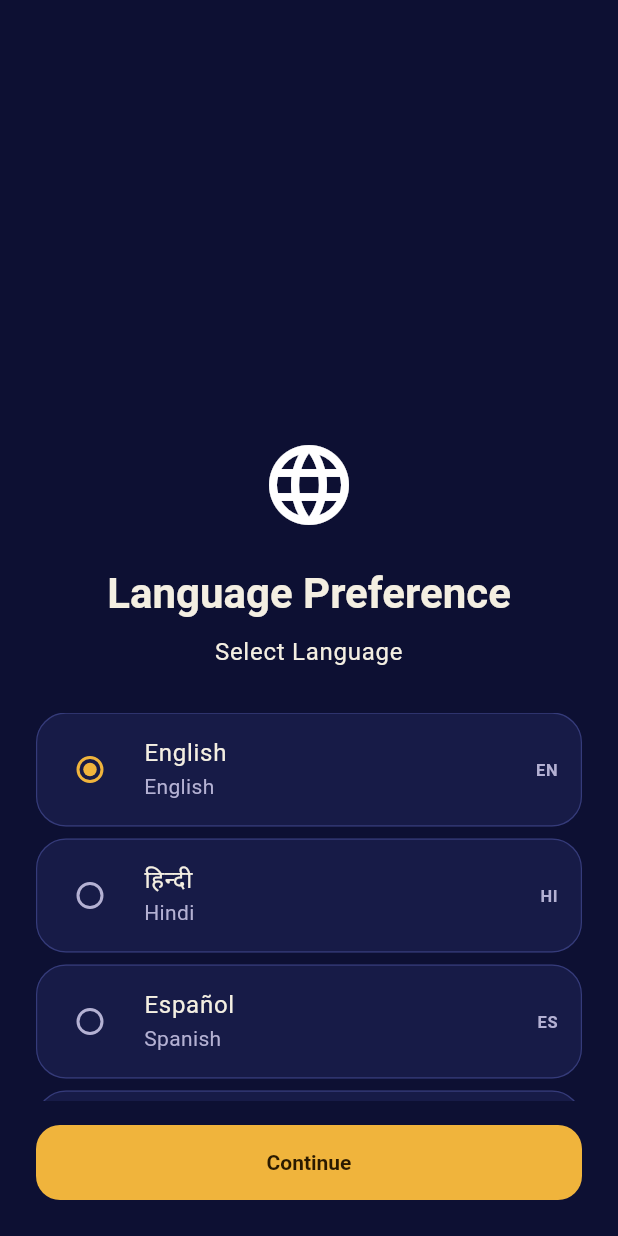
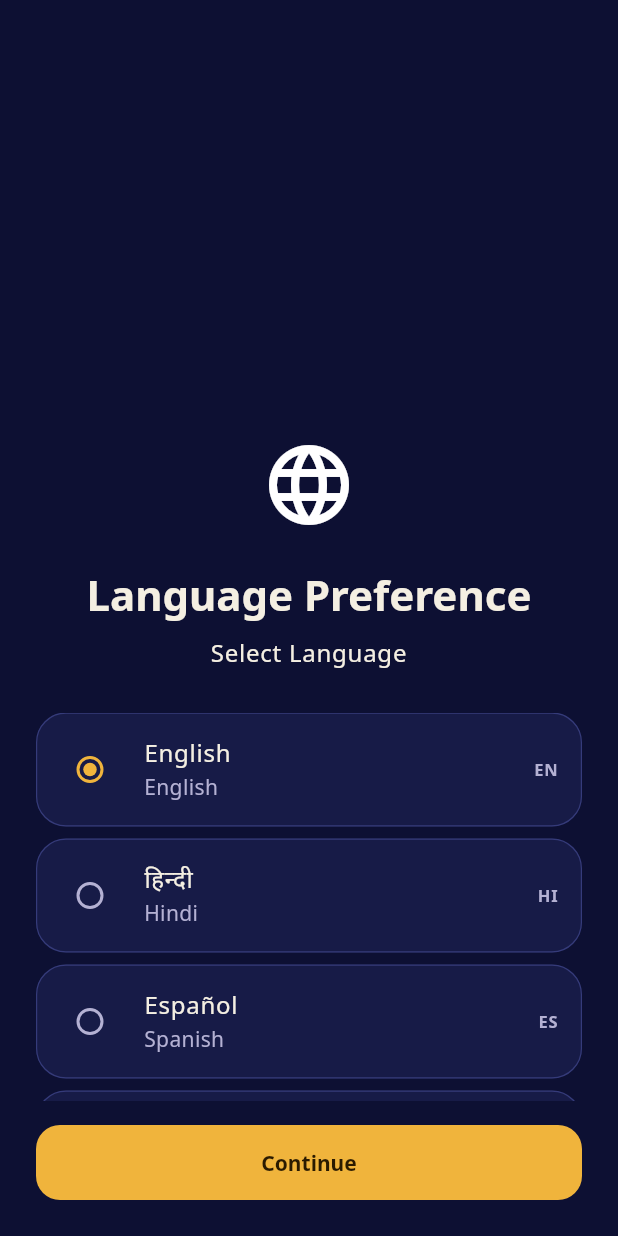
Before and after one commit to rvastrovastu/rvastrovastu, a Flutter app: the screen it shows after launch, on a phone screen of 412 x 824 dp. Run offline on Flutter 3.47's test engine with Material 3 defaults, Android fonts, the phone set to English and light mode, and no system bars; our stand-ins replace flutter_compass, flutter_local_notifications, flutter_riverpod, flutter_timezone, geolocator, go_router and 8 more; missing offline and left inert: lat_lng_to_timezone, purchases_flutter, swisseph; accounts and stored records are empty; Roboto replaces fonts that are missing (Mukta, Tiro Devanagari Sanskrit).

Commit message:
feat(theme): use Noto Sans for every language
Headings were Tiro Devanagari Sanskrit and body text Mukta. Both
cover only Latin and Devanagari, so Gujarati, Bengali, Punjabi, Tamil,
Telugu, Kannada and Malayalam fell back to the phone's system fonts.

The app now uses Noto Sans throughout, with each Indian language's own
Noto Sans script family. Every language gets the same design, and
headings use heavier weights of the same family.

Co-Authored-By: Claude Opus 5.5 <noreply@anthropic.com>
Claude-Session: https://claude.ai/code/session_014uPxK69gU1FrWBM4cHFrVB

```diff
--- a/lib/app/app.dart
+++ b/lib/app/app.dart
@@ -70,7 +70,7 @@ class _RvAstroVastuAppState extends ConsumerState<RvAstroVastuApp>
         GlobalCupertinoLocalizations.delegate,
       ],
 
-      theme: AppTheme.dark(),
+      theme: AppTheme.dark(language.code),
 
       routerConfig: AppRouter.router,
     );
--- a/lib/core/theme/app_theme.dart
+++ b/lib/core/theme/app_theme.dart
@@ -3,14 +3,32 @@ import 'package:google_fonts/google_fonts.dart';
 
 import 'app_colors.dart';
 
-/// Headings use Tiro Devanagari Sanskrit, an Indic-first serif with
-/// matching Latin; body text uses Mukta. Both cover Devanagari, so Hindi
-/// and Marathi screens keep the same typography as English.
+/// Noto Sans throughout: Google's family for every script, whose Latin
+/// letters are based on Open Sans. Each Indian language uses its own
+/// Noto Sans script family (which also has matching Latin letters), so
+/// every language gets the same look. Plain Noto Sans also covers
+/// Devanagari, so mantras and aartis match on English screens too.
 abstract final class AppTheme {
-  static const String displayFamily = 'Tiro Devanagari Sanskrit';
-  static const String bodyFamily = 'Mukta';
+  static const String latinFamily = 'Noto Sans';
 
-  static ThemeData dark() {
+  static const Map<String, String> _scriptFamilies = {
+    'hi': 'Noto Sans Devanagari',
+    'mr': 'Noto Sans Devanagari',
+    'gu': 'Noto Sans Gujarati',
+    'bn': 'Noto Sans Bengali',
+    'pa': 'Noto Sans Gurmukhi',
+    'ta': 'Noto Sans Tamil',
+    'te': 'Noto Sans Telugu',
+    'kn': 'Noto Sans Kannada',
+    'ml': 'Noto Sans Malayalam',
+  };
+
+  /// The font family for the app language [languageCode].
+  static String familyFor(String languageCode) =>
+      _scriptFamilies[languageCode] ?? latinFamily;
+
+  static ThemeData dark([String languageCode = 'en']) {
+    final family = familyFor(languageCode);
     final base = ThemeData.dark(useMaterial3: true);
 
     const scheme = ColorScheme.dark(
@@ -40,16 +58,20 @@ abstract final class AppTheme {
       outlineVariant: AppColors.outline,
     );
 
-    final body = GoogleFonts.getTextTheme(bodyFamily, base.textTheme).apply(
+    final body = GoogleFonts.getTextTheme(family, base.textTheme).apply(
       bodyColor: AppColors.textPrimary,
       displayColor: AppColors.textPrimary,
     );
 
-    TextStyle? display(TextStyle? style, {double? height}) =>
-        GoogleFonts.getFont(
-          displayFamily,
-          textStyle: style?.copyWith(height: height),
-        );
+    // Headings: the same family, heavier.
+    TextStyle? display(
+      TextStyle? style, {
+      double? height,
+      FontWeight weight = FontWeight.w700,
+    }) => GoogleFonts.getFont(
+      family,
+      textStyle: style?.copyWith(height: height, fontWeight: weight),
+    );
 
     final textTheme = body.copyWith(
       displayLarge: display(body.displayLarge, height: 1.1),
@@ -58,7 +80,11 @@ abstract final class AppTheme {
       headlineLarge: display(body.headlineLarge, height: 1.2),
       headlineMedium: display(body.headlineMedium, height: 1.2),
       headlineSmall: display(body.headlineSmall, height: 1.25),
-      titleLarge: display(body.titleLarge, height: 1.3),
+      titleLarge: display(
+        body.titleLarge,
+        height: 1.3,
+        weight: FontWeight.w600,
+      ),
       bodyLarge: body.bodyLarge?.copyWith(height: 1.5),
       bodyMedium: body.bodyMedium?.copyWith(height: 1.5),
       bodySmall: body.bodySmall?.copyWith(
```
